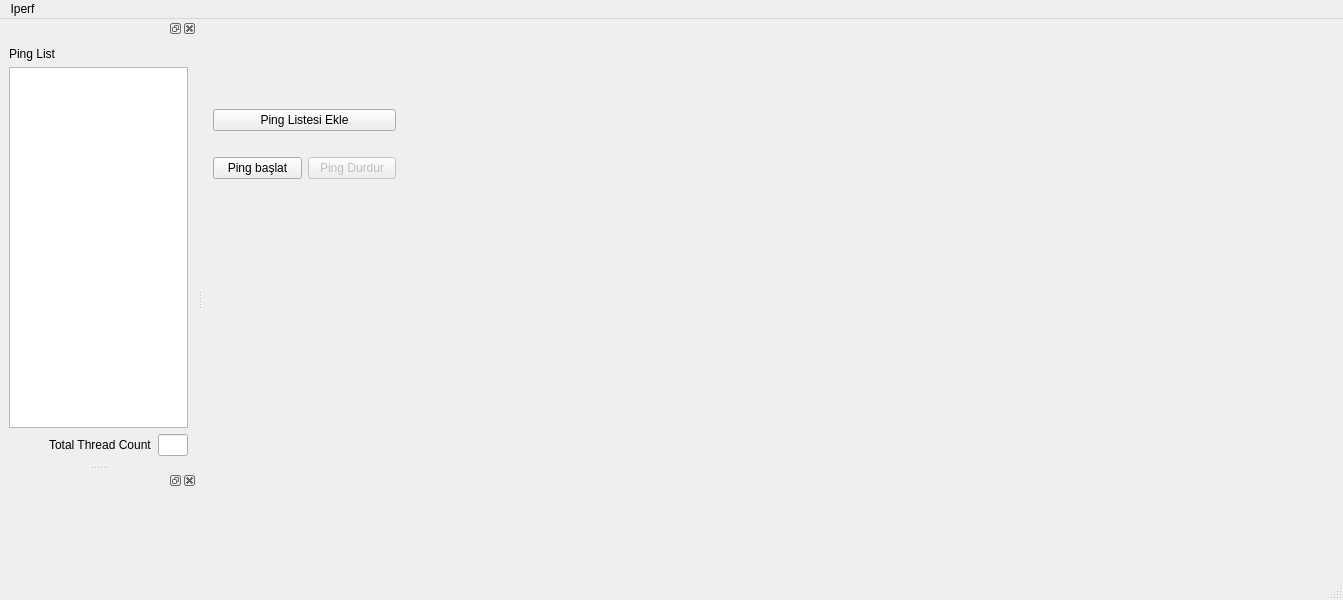
Before: the Qt Designer form QTDesigns/MainWindow.ui in Gorkembukel/MonitorNetworkConnectivity, drawn with Qt 5.
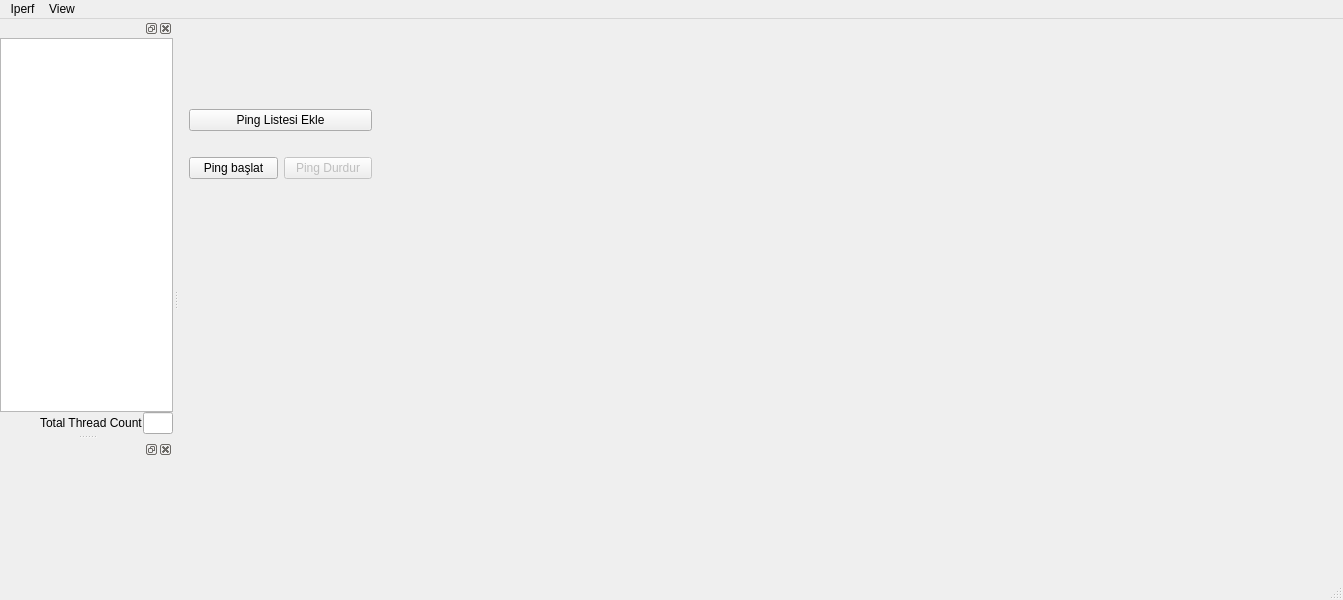
After: the same form once the commit is applied.

Commit message: View toolbarı eklendi, timeout'a göre pingstat falutu yeniden hesaplıyor eskisi gibi sabit değil, arayüzde layoutlar düzenlendi,timeout artık change parameterda var

The edit to the form file:
```diff
--- a/QTDesigns/MainWindow.ui
+++ b/QTDesigns/MainWindow.ui
@@ -86,7 +86,13 @@
     </property>
     <addaction name="actionOpen_Iperf"/>
    </widget>
+   <widget class="QMenu" name="menuView">
+    <property name="title">
+     <string>View</string>
+    </property>
+   </widget>
    <addaction name="menuIperf"/>
+   <addaction name="menuView"/>
   </widget>
   <widget class="QStatusBar" name="statusbar"/>
   <widget class="QDockWidget" name="dockWidget">
@@ -102,18 +108,29 @@
      <height>0</height>
     </size>
    </property>
+   <property name="features">
+    <set>QDockWidget::AllDockWidgetFeatures</set>
+   </property>
    <attribute name="dockWidgetArea">
     <number>1</number>
    </attribute>
    <widget class="QWidget" name="dockWidgetContents">
     <layout class="QVBoxLayout" name="verticalLayout">
-     <item>
-      <widget class="QLabel" name="label">
-       <property name="text">
-        <string>Ping List</string>
-       </property>
-      </widget>
-     </item>
+     <property name="spacing">
+      <number>0</number>
+     </property>
+     <property name="leftMargin">
+      <number>0</number>
+     </property>
+     <property name="topMargin">
+      <number>0</number>
+     </property>
+     <property name="rightMargin">
+      <number>0</number>
+     </property>
+     <property name="bottomMargin">
+      <number>0</number>
+     </property>
      <item>
       <widget class="QTableWidget" name="tableTarget">
        <property name="sizeAdjustPolicy">
```
Left out of the diff: 2 changed lines with no effect on the pictures. The commit also changes 12 other files.
